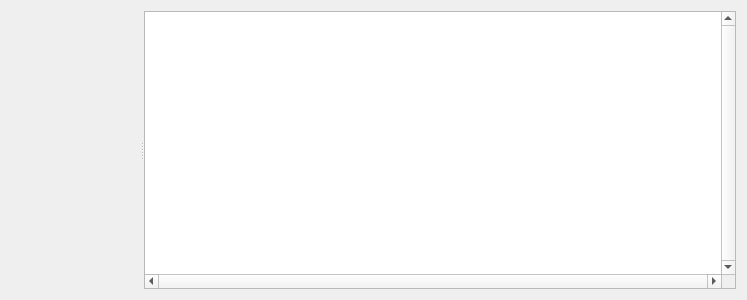
Qt form src/ZMS/pianoroll.ui (wtrsltnk/zynaddsubfx) before a commit.
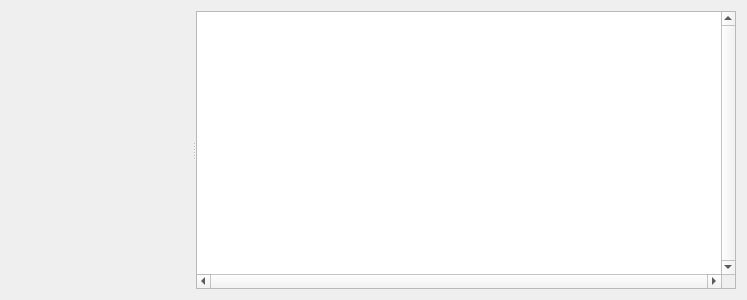
The same form after that commit.

Commit message: Added piano key rendering in Pianoroll widget

The edit to the form file:
```diff
--- a/src/ZMS/pianoroll.ui
+++ b/src/ZMS/pianoroll.ui
@@ -35,13 +35,13 @@
         <widget class="QWidget" name="keyboard" native="true">
          <property name="minimumSize">
           <size>
-           <width>50</width>
+           <width>80</width>
            <height>0</height>
           </size>
          </property>
          <property name="maximumSize">
           <size>
-           <width>50</width>
+           <width>80</width>
            <height>16777215</height>
           </size>
          </property>
```
The commit also changes 3 other files.
